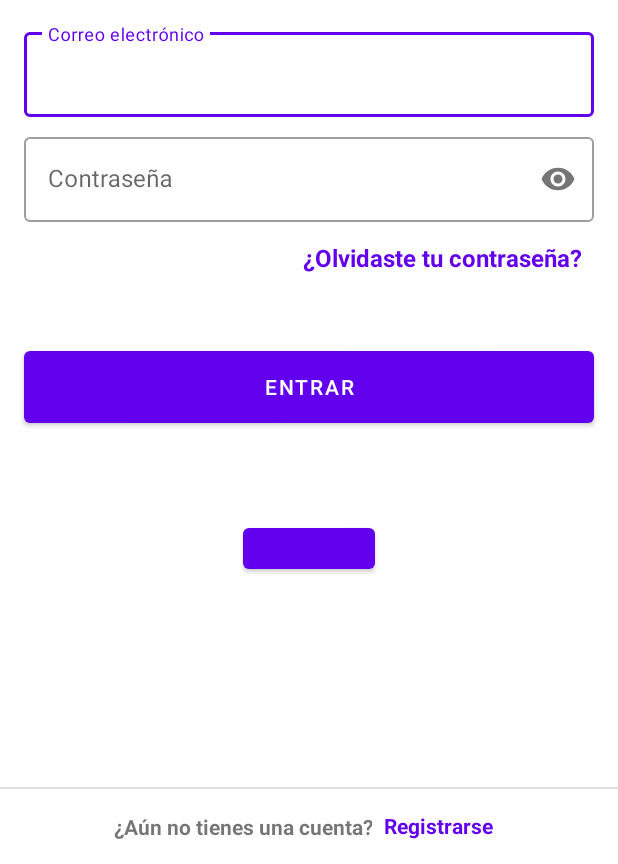
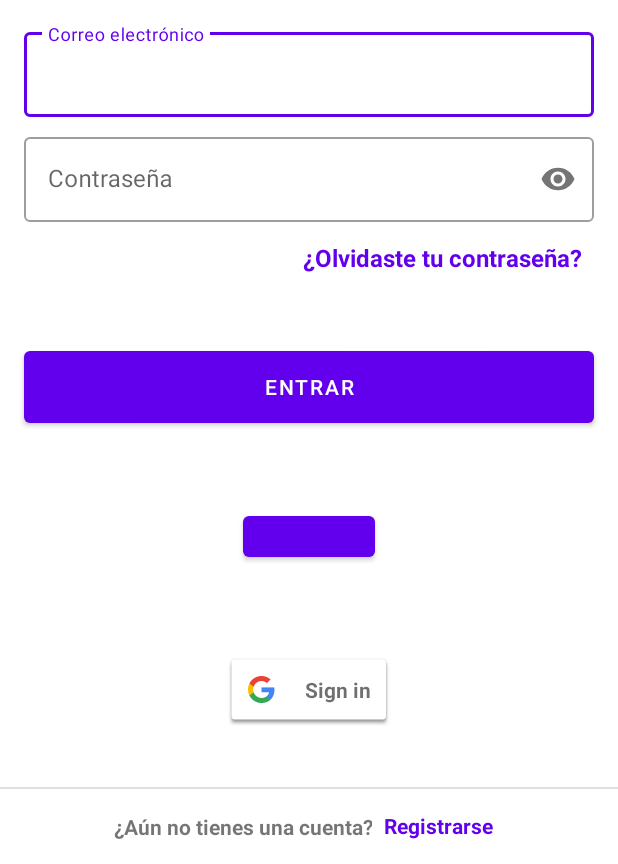
Before and after one commit to ajgarciarias10/DIVINANDO, an Android app: the screen it shows after launch (LoginActivity), after a tap on "YA TENGO CUENTA", on a phone screen of 412 x 824 dp, the part 372-1236 px from its top. Run offline under Robolectric (Android 15) with nearby library versions, the phone set to English and light mode, and no system bars; our stand-ins replace Firebase (no records; nobody signed in at launch, a user with empty details on screens opened directly); libraries missing offline, so code that uses them is left out: com.chaquo.python, com.facebook, com.facebook.login; plain views replace LoginButton; 10 statements that could not run were skipped.

Commit message:
LOGIN CON GOOGLE HECHO

```diff
--- a/BACKENDTONI/app/build.gradle
+++ b/BACKENDTONI/app/build.gradle
@@ -65,8 +65,8 @@ dependencies {
     androidTestImplementation 'androidx.test.ext:junit:1.1.3'
     androidTestImplementation 'androidx.test.espresso:espresso-core:3.4.0'
     implementation platform('com.google.firebase:firebase-bom:29.3.0')
-    implementation platform('com.google.firebase:firebase-bom:29.3.0')
     implementation 'com.google.firebase:firebase-auth-ktx'
     implementation 'com.google.android.gms:play-services-auth:20.1.0'
 
+
 }
--- a/BACKENDTONI/app/src/main/java/com/ieszv/deintyad/backendtoni/LoginActivity.kt
+++ b/BACKENDTONI/app/src/main/java/com/ieszv/deintyad/backendtoni/LoginActivity.kt
@@ -1,7 +1,6 @@
 package com.ieszv.deintyad.backendtoni
 
 import android.content.ContentValues
-import android.content.ContentValues.TAG
 import android.content.Intent
 import android.os.Bundle
 import android.util.Log
@@ -17,6 +16,12 @@ import com.facebook.FacebookCallback
 import com.facebook.FacebookException
 import com.facebook.login.LoginResult
 import com.facebook.login.widget.LoginButton
+import com.google.android.gms.auth.api.identity.BeginSignInRequest
+import com.google.android.gms.auth.api.signin.GoogleSignIn
+import com.google.android.gms.auth.api.signin.GoogleSignInClient
+import com.google.android.gms.auth.api.signin.GoogleSignInOptions
+import com.google.android.gms.common.SignInButton
+import com.google.android.gms.common.api.ApiException
 
 import com.google.android.material.textfield.TextInputEditText
 import com.google.firebase.auth.*
@@ -29,9 +34,12 @@ class LoginActivity : AppCompatActivity() {
     private lateinit var callbackManager: CallbackManager
     //Inicializamos el boton de tipo Facebook
     private lateinit var buttonFacebookLogin: LoginButton
-
+    //Inicializamos Variable tipo registro de cliente google
+    private lateinit var googleSignInClient: GoogleSignInClient
+    private lateinit var  SignInButton : SignInButton
     companion object {
         private const val TAG = "FacebookLogin"
+        private const val RC_SIGN_IN = 9001
     }
 
     /**
@@ -126,10 +134,34 @@ class LoginActivity : AppCompatActivity() {
                 }
             })
         // endregion
-
-
+        //region Login with Google
+            //Variable googleSingOptions con cliente web
+                val gso = GoogleSignInOptions.Builder(GoogleSignInOptions.DEFAULT_SIGN_IN)
+                    .requestIdToken(getString(R.string.your_web_client_id))
+                    .requestEmail()
+                    .build()
+            //Variable googleSignClient que coge el cliente
+            googleSignInClient =  GoogleSignIn.getClient(this,gso)
+            //IDENTIFICANDO EL BOTON
+            SignInButton = findViewById(R.id.sigN_in_btn)
+            //Accion del boton de login
+            SignInButton.setOnClickListener{
+                signIn()
+            }
+            //Firebase  Auth Instance
+            auth  = FirebaseAuth.getInstance()
 
         //endregion
+    }
+    /**
+     * ·······
+     * METODO  signIn PARA Loguearse
+     * ·······
+     *
+     */
+    private fun signIn() {
+        val signInIntent = googleSignInClient.signInIntent
+        startActivityForResult(signInIntent, RC_SIGN_IN)
     }
     /**
      * ·······
@@ -199,7 +231,21 @@ class LoginActivity : AppCompatActivity() {
      */
     override fun onActivityResult(requestCode: Int, resultCode: Int, data: Intent?) {
         super.onActivityResult(requestCode, resultCode, data)
+        //Hilo de Facebook
         callbackManager.onActivityResult(requestCode, resultCode, data)
+        //Hilo de google
+            if (requestCode == RC_SIGN_IN) {
+                val task = GoogleSignIn.getSignedInAccountFromIntent(data)
+                try {
+                    // Google Sign In was successful, authenticate with Firebase
+                    val account = task.getResult(ApiException::class.java)!!
+                    Log.d(TAG, "firebaseAuthWithGoogle:" + account.id)
+                    firebaseAuthWithGoogle(account.idToken!!)
+                } catch (e: ApiException) {
+                    // Google Sign In failed, update UI appropriately
+                    Log.w(TAG, "Google sign in failed", e)
+                }
+            }
     }
     /**
      * ·······
@@ -227,6 +273,28 @@ class LoginActivity : AppCompatActivity() {
     }
     /**
      * ·······
+     * METODO  firebaseAuthWithGoogle PARA AUTENTICACION DE FIREBASE CON GOOGLE
+     * ·······
+     *
+     */
+        private fun firebaseAuthWithGoogle(idToken: String) {
+            val credential = GoogleAuthProvider.getCredential(idToken, null)
+            auth.signInWithCredential(credential)
+                .addOnCompleteListener(this) { task ->
+                    if (task.isSuccessful) {
+                        // Sign in success, update UI with the signed-in user's information
+                        Log.d(TAG, "signInWithCredential:success")
+                        val user = auth.currentUser
+                        updateUI(user)
+                    } else {
+                        // If sign in fails, display a message to the user.
+                        Log.w(TAG, "signInWithCredential:failure", task.exception)
+                        updateUI(null)
+                    }
+                }
+        }
+    /**
+     * ·······
      * METODO PARA ACTUALIZAR DE INTERFAZ DE USUARIO
      * ·······
      *
--- a/BACKENDTONI/app/src/main/res/layout/activity_login.xml
+++ b/BACKENDTONI/app/src/main/res/layout/activity_login.xml
@@ -2,6 +2,7 @@
 <androidx.constraintlayout.widget.ConstraintLayout xmlns:android="http://schemas.android.com/apk/res/android"
     xmlns:app="http://schemas.android.com/apk/res-auto"
     xmlns:tools="http://schemas.android.com/tools"
+    android:id="@+id/sigin_Google"
     android:layout_width="match_parent"
     android:layout_height="match_parent"
     tools:context=".LoginActivity">
@@ -141,12 +142,20 @@
         android:layout_height="wrap_content"
         android:layout_gravity="center_horizontal"
         android:layout_marginTop="50dp"
-        android:layout_marginBottom="131dp"
         android:minHeight="32dp"
-        app:layout_constraintBottom_toTopOf="@+id/divider"
         app:layout_constraintEnd_toEndOf="parent"
         app:layout_constraintStart_toStartOf="parent"
         app:layout_constraintTop_toBottomOf="@+id/btLogin"
         tools:ignore="TouchTargetSizeCheck,TouchTargetSizeCheck,TouchTargetSizeCheck,TouchTargetSizeCheck,TouchTargetSizeCheck" />
 
+    <com.google.android.gms.common.SignInButton
+        android:id="@+id/sigN_in_btn"
+        android:layout_width="wrap_content"
+        android:layout_height="wrap_content"
+        android:layout_marginTop="47dp"
+        android:layout_marginBottom="30dp"
+        app:layout_constraintBottom_toTopOf="@+id/divider"
+        app:layout_constraintEnd_toEndOf="parent"
+        app:layout_constraintStart_toStartOf="parent"
+        app:layout_constraintTop_toBottomOf="@+id/login_button" />
 </androidx.constraintlayout.widget.ConstraintLayout>
--- a/BACKENDTONI/app/src/main/res/values/strings.xml
+++ b/BACKENDTONI/app/src/main/res/values/strings.xml
@@ -10,4 +10,6 @@
     <string name="facebook_app_id">1119193595479389</string>
     <string name="facebook_client_token">5b3b8d965702c4868e97730ca2e37a5c</string>
     <string name="fb_login_protocol_scheme">fb1119193595479389</string>
+    <string name="your_web_client_id">1068638417166-qh26h75c9cr367svdkilbfgmpe5i7hq4.apps.googleusercontent.com</string>
+
 </resources>
```
